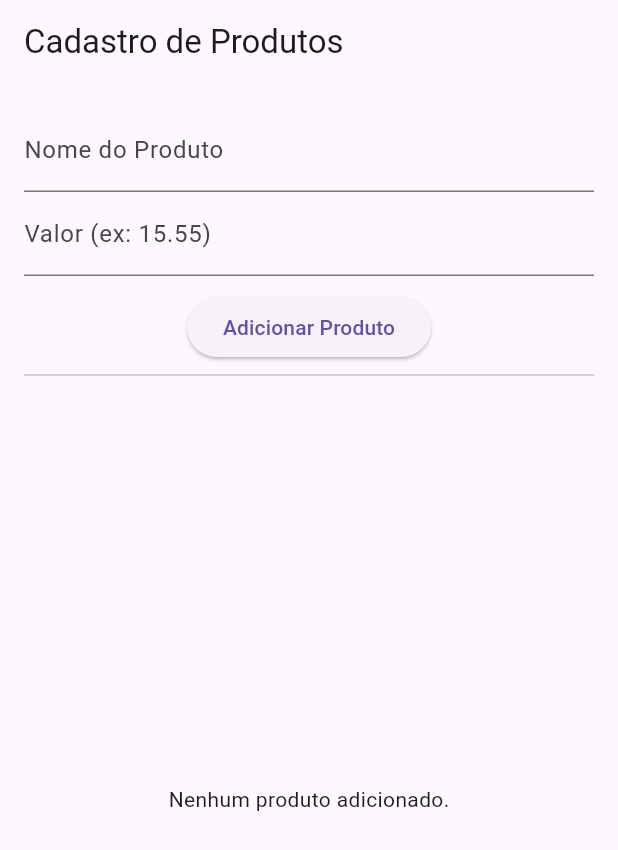
After one commit to Skerfold/Curso-Mobile, a Flutter app: the ProdutoPage screen opened directly, on a phone screen of 412 x 824 dp. The commit adds this screen. Shown: the top 850 px of the screen. Run offline on Flutter 3.47's test engine with Material 3 defaults, Android fonts, the phone set to English and light mode, and no system bars; our stand-ins replace fluttertoast, shared_preferences, sqflite; accounts and stored records are empty.

Commit message:
14/08/2025 | Mobile

```diff
--- /dev/null
+++ b/ApiWebService/json_api_simples/analysis_options.yaml
@@ -0,0 +1 @@
+include: package:flutter_lints/flutter.yaml
--- /dev/null
+++ b/ApiWebService/json_path_provider/analysis_options.yaml
@@ -0,0 +1 @@
+include: package:flutter_lints/flutter.yaml
--- /dev/null
+++ b/ApiWebService/json_path_provider/lib/main.dart
@@ -0,0 +1,160 @@
+import 'dart:convert';
+import 'dart:io'; // biblioteca nativa do dart para manipulação de arquivos
+
+import 'package:flutter/material.dart';
+import 'package:path_provider/path_provider.dart';
+
+void main() =>
+    runApp(MaterialApp(home: ProdutoPage(), debugShowCheckedModeBanner: false));
+
+class ProdutoPage extends StatefulWidget {
+  // construtor => super.key
+  const ProdutoPage({super.key});
+
+  @override
+  State<StatefulWidget> createState() {
+    return _ProdutoPageState();
+  }
+}
+
+//classe que vai construir a tela para as mudanças
+class _ProdutoPageState extends State<ProdutoPage> {
+  //atributos
+  List<Map<String, dynamic>> produtos = [];
+  final TextEditingController _nomeProdutoController = TextEditingController();
+  final TextEditingController _valorProdutoController = TextEditingController();
+
+  // métodos
+  // métodos para carregar informações antes de construir a página
+  @override
+  void initState() {
+    super.initState();
+    _carregarProdutos();
+  }
+
+  // método para retornar o arquivo interno do meu dispositivo
+  Future<File> _getFile() async {
+    //busca a pasta de documentos do dispositivo
+    final dir = await getApplicationDocumentsDirectory();
+    return File("${dir.path}/produtos.json");
+  }
+
+  // busco as informações a salvo na lista
+  void _carregarProdutos() async {
+    // tratamento de erros
+    try {
+      final file = await _getFile();
+      // ler o arquivo como String => armazeno dentro da variável conteudo
+      String conteudo = await file.readAsString();
+      // decodificar o texto/json para Dart
+      List<dynamic> dados = json.decode(conteudo);
+      setState(() {
+        produtos = dados.cast<Map<String, dynamic>>();
+      });
+    } catch (e) {
+      setState(() {
+        produtos = [];
+      });
+      print(e);
+    }
+  }
+
+  // salvar os produtos da lista para o Json
+  void _salvarProdutos() async {
+    try {
+      final file = await _getFile();
+      String jsonProdutos = json.encode(produtos);
+      await file.writeAsString(jsonProdutos);
+    } catch (e) {
+      print(e);
+    }
+  }
+
+  // Método para adicionar produto na lista de produtos
+  void _adicionarProduto(BuildContext context) {
+    String nome = _nomeProdutoController.text.trim();
+    String valorStr = _valorProdutoController.text.trim();
+    if (nome.isEmpty || valorStr.isEmpty) {
+      ScaffoldMessenger.of(context).showSnackBar(
+        SnackBar(
+          content: Text("Preencha o nome e o valor do produto!"),
+          backgroundColor: Colors.red,
+        ),
+      );
+      return;
+    }
+    double? valor = double.tryParse(valorStr);
+    if (valor == null) {
+      ScaffoldMessenger.of(context).showSnackBar(
+        SnackBar(content: Text("Valor inválido!"), backgroundColor: Colors.red),
+      );
+      return;
+    }
+    final produto = {"nome": nome, "valor": valor};
+    setState(() {
+      // adiciona o produto dentro do vetor
+      produtos.add(produto);
+    });
+    _salvarProdutos();
+    _nomeProdutoController.clear();
+    _valorProdutoController.clear();
+  }
+
+  // Método para remover produto da lista produtos
+  void _removerProduto(int index) {
+    setState(() {
+      produtos.removeAt(index);
+    });
+    _salvarProdutos();
+  }
+
+  //build da tela
+  @override
+  Widget build(BuildContext context) {
+    return Scaffold(
+      appBar: AppBar(title: Text("Cadastro de Produtos")),
+      body: Builder(
+        builder: (context) => Padding(
+          padding: EdgeInsets.all(16),
+          child: Column(
+            children: [
+              TextField(
+                controller: _nomeProdutoController,
+                decoration: InputDecoration(labelText: "Nome do Produto"),
+              ),
+              TextField(
+                controller: _valorProdutoController,
+                decoration: InputDecoration(labelText: "Valor (ex: 15.55)"),
+                keyboardType: TextInputType.numberWithOptions(decimal: true),
+              ),
+              SizedBox(height: 10),
+              ElevatedButton(
+                onPressed: () => _adicionarProduto(context), // Passe o contexto
+                child: Text("Adicionar Produto"),
+              ),
+              Divider(),
+              Expanded(
+                child: produtos.isEmpty
+                    ? Center(child: Text("Nenhum produto adicionado."))
+                    : ListView.builder(
+                        itemCount: produtos.length,
+                        itemBuilder: (context, index) {
+                          final produto = produtos[index];
+                          return ListTile(
+                            title: Text(produto["nome"]),
+                            subtitle: Text("R\$ ${produto["valor"]}"),
+                            trailing: IconButton(
+                              onPressed: () => _removerProduto(index),
+                              icon: Icon(Icons.delete),
+                            ),
+                          );
+                        },
+                      ),
+              ),
+            ],
+          ),
+        ),
+      ),
+    );
+  }
+}
--- a/JsonConvert/json_shared_preferences/lib/config_page.dart
+++ b/JsonConvert/json_shared_preferences/lib/config_page.dart
@@ -10,7 +10,7 @@ class ConfigPage extends StatefulWidget {
   final Function(bool, String) onSalvar;
 
   //construtor
-  ConfigPage({
+  const ConfigPage({super.key,
     required this.temaEscuro,
     required this.nomeUsuario,
     required this.onSalvar,
--- a/JsonConvert/json_shared_preferences/lib/main.dart
+++ b/JsonConvert/json_shared_preferences/lib/main.dart
@@ -9,6 +9,8 @@ void main() {
 }
 
 class MyApp extends StatefulWidget {
+  const MyApp({super.key});
+
   @override
   State<StatefulWidget> createState() {
     return _MyAppState();
```
Also changed, not shown: ApiWebService/json_api_simples/lib/main.dart (added, +146 -0 lines), ApiWebService/json_api_simples/pubspec.yaml (added, +20 -0 lines), ApiWebService/json_path_provider/pubspec.yaml (added, +20 -0 lines), ApiWebService/json_api_simples/pubspec.lock (added), ApiWebService/json_path_provider/flutter_01.png (added), ApiWebService/json_path_provider/pubspec.lock (added), 46 other files.
